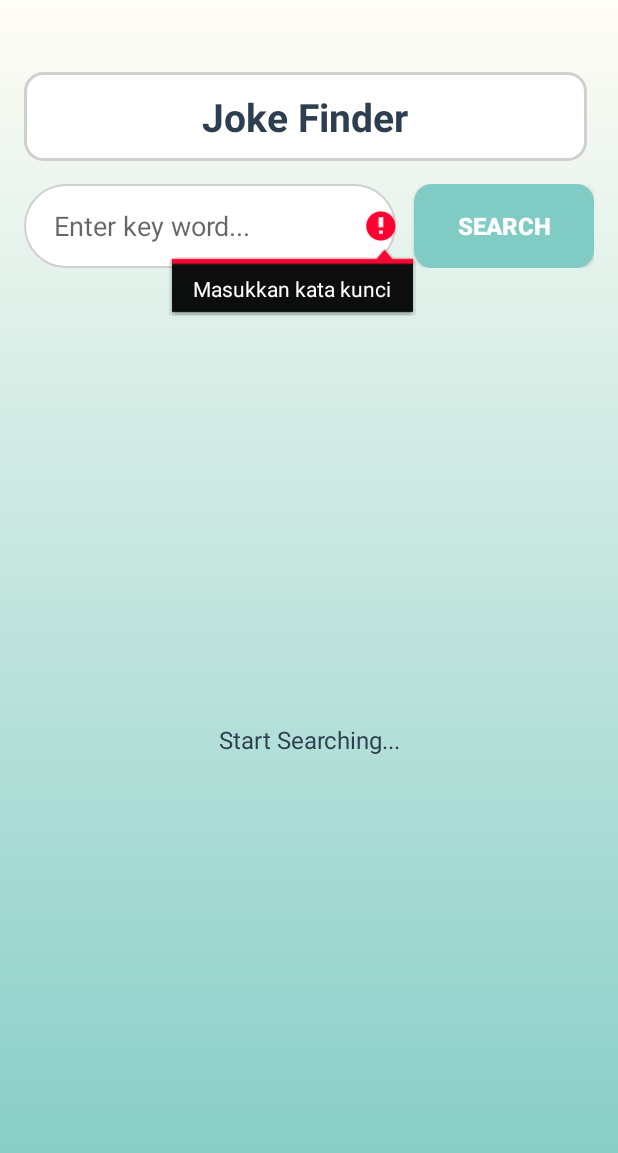
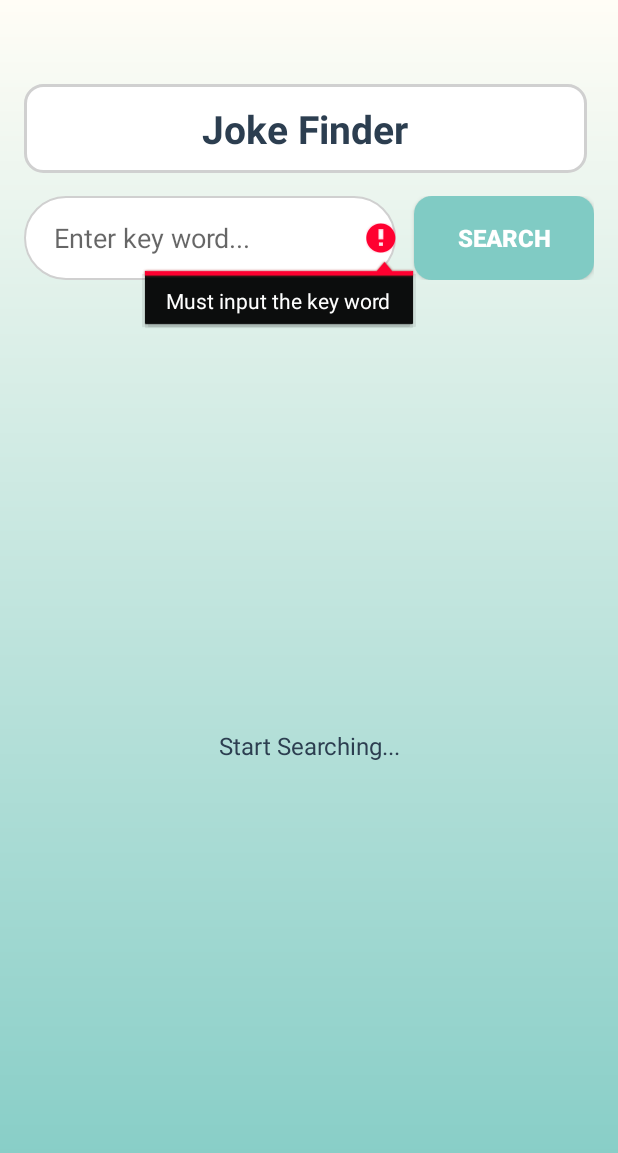
Before and after one commit to aulianrfz/joke-finder, an Android app: the screen it shows after launch (MainActivity), after a tap on "SEARCH", on a phone screen of 412 x 824 dp. Shown: the top 1153 px of the screen. Run offline under Robolectric (Android 15) with nearby library versions, the phone set to English and light mode, and no system bars.

Commit message:
fix: change app text to English

```diff
--- a/app/src/main/java/com/example/jokefinder/ui/view/MainActivity.java
+++ b/app/src/main/java/com/example/jokefinder/ui/view/MainActivity.java
@@ -90,7 +90,7 @@ public class MainActivity extends AppCompatActivity {
         binding.btnSearch.setOnClickListener(v -> {
             String q = binding.etSearch.getText().toString().trim();
             if (q.isEmpty()) {
-                binding.etSearch.setError("Masukkan kata kunci");
+                binding.etSearch.setError("Must input the key word");
                 return;
             }
             binding.tvInitialMessage.setVisibility(View.GONE);
@@ -109,7 +109,7 @@ public class MainActivity extends AppCompatActivity {
 
     private void showNetworkErrorDialog(String msg) {
         if (errorDialog == null || !errorDialog.isAdded()) {
-            errorDialog = ErrorDialogFragment.newInstance("Koneksi Bermasalah", msg);
+            errorDialog = ErrorDialogFragment.newInstance("Connection Error", msg);
             errorDialog.show(getSupportFragmentManager(), "error_dialog");
         }
     }
--- a/app/src/main/res/layout/activity_main.xml
+++ b/app/src/main/res/layout/activity_main.xml
@@ -9,7 +9,7 @@
         android:id="@+id/headerLayout"
         android:layout_width="375dp"
         android:layout_height="wrap_content"
-        android:layout_marginTop="32dp"
+        android:layout_marginTop="40dp"
         android:background="@drawable/header_bg"
         android:gravity="center_horizontal"
         android:orientation="vertical"
@@ -103,7 +103,7 @@
                 android:id="@+id/tvEmpty"
                 android:layout_width="match_parent"
                 android:layout_height="wrap_content"
-                android:text="Tidak ada hasil"
+                android:text="No Result"
                 android:textSize="16sp"
                 android:textColor="#E74C3C"
                 android:gravity="center"
--- a/app/src/main/res/layout/activity_splash.xml
+++ /dev/null
@@ -1,6 +0,0 @@
-<?xml version="1.0" encoding="utf-8"?>
-<androidx.constraintlayout.widget.ConstraintLayout xmlns:android="http://schemas.android.com/apk/res/android"
-    android:layout_width="match_parent"
-    android:layout_height="match_parent">
-
-</androidx.constraintlayout.widget.ConstraintLayout>
```
